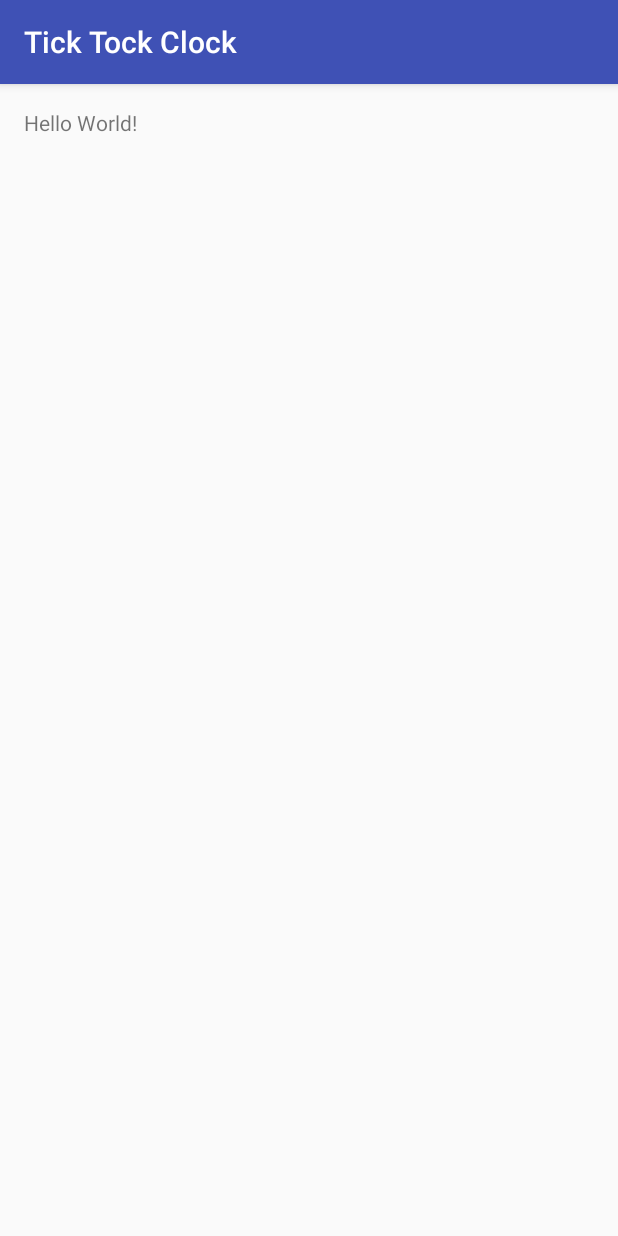
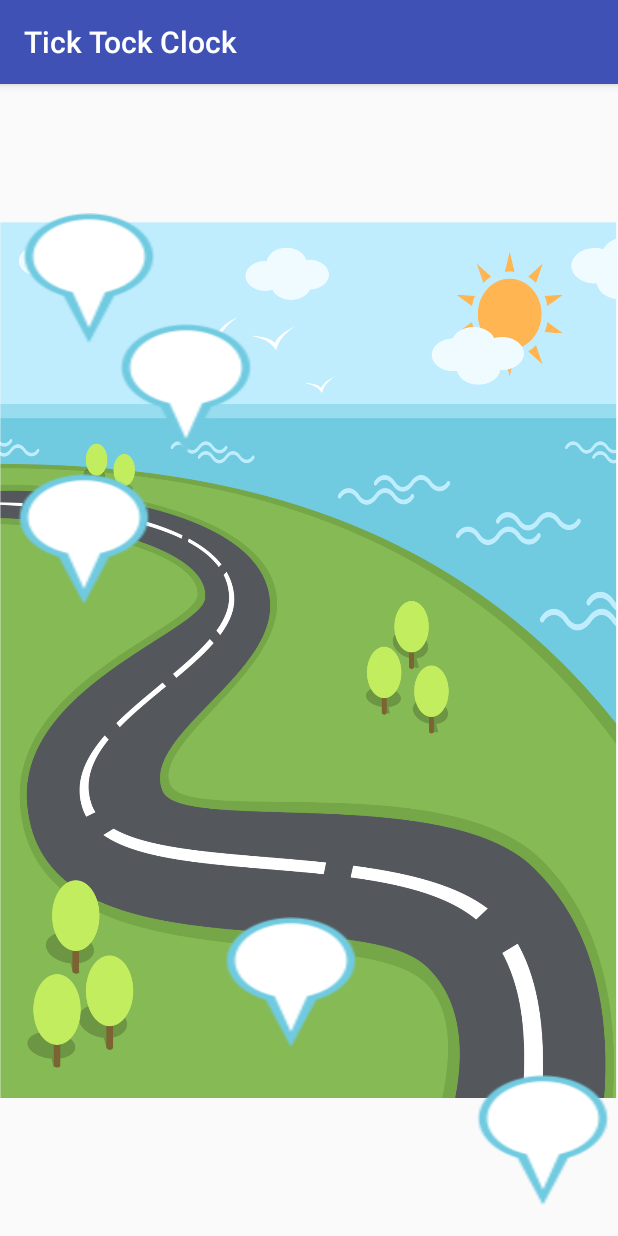
Before and after one commit to Teo-BH/android-study-jam, an Android app: the screen it shows after launch (MainActivity), on a phone screen of 412 x 824 dp. Run offline under Robolectric (Android 15) with nearby library versions, the phone set to English and light mode, and no system bars.

Commit message:
Adicionado background da visão principal com as placas para acesso as funcionalidades

```diff
--- a/projects/TickTockClock/app/src/main/java/br/com/teobaldo/ticktockclock/MainActivity.java
+++ b/projects/TickTockClock/app/src/main/java/br/com/teobaldo/ticktockclock/MainActivity.java
@@ -2,6 +2,9 @@ package br.com.teobaldo.ticktockclock;
 
 import android.support.v7.app.AppCompatActivity;
 import android.os.Bundle;
+import android.util.Log;
+import android.view.View;
+import android.widget.ImageView;
 
 public class MainActivity extends AppCompatActivity {
 
@@ -10,4 +13,10 @@ public class MainActivity extends AppCompatActivity {
         super.onCreate(savedInstanceState);
         setContentView(R.layout.activity_main);
     }
+
+    public void ButtonClick(View view) {
+        ImageView img = (ImageView)findViewById(R.id.road_background);
+        Log.v("MainActivity", "Height " + img.getHeight());
+        Log.v("MainActivity", "Width " + img.getWidth());
+    }
 }
--- a/projects/TickTockClock/app/src/main/res/layout/activity_main.xml
+++ b/projects/TickTockClock/app/src/main/res/layout/activity_main.xml
@@ -3,14 +3,62 @@
     xmlns:tools="http://schemas.android.com/tools"
     android:layout_width="match_parent"
     android:layout_height="match_parent"
-    android:paddingBottom="@dimen/activity_vertical_margin"
-    android:paddingLeft="@dimen/activity_horizontal_margin"
-    android:paddingRight="@dimen/activity_horizontal_margin"
-    android:paddingTop="@dimen/activity_vertical_margin"
+    android:paddingBottom="0dp"
+    android:paddingLeft="0dp"
+    android:paddingRight="0dp"
+    android:paddingTop="0dp"
     tools:context="br.com.teobaldo.ticktockclock.MainActivity">
 
-    <TextView
+    <ImageView
+        android:id="@+id/road_background"
+        android:layout_width="match_parent"
+        android:layout_height="match_parent"
+        android:src="@drawable/roadbackground"
+        android:scaleType="centerInside" />
+
+    <Button
         android:layout_width="wrap_content"
         android:layout_height="wrap_content"
-        android:text="Hello World!" />
+        android:background="@drawable/bluesign"
+        android:layout_alignBottom="@+id/road_background"
+        android:layout_alignRight="@+id/road_background"
+        android:layout_marginBottom="20dp"
+        android:layout_marginRight="6dp"/>
+
+    <Button
+        android:layout_width="wrap_content"
+        android:layout_height="wrap_content"
+        android:background="@drawable/bluesign"
+        android:layout_alignBottom="@+id/road_background"
+        android:layout_alignLeft="@+id/road_background"
+        android:layout_marginBottom="125dp"
+        android:layout_marginLeft="150dp"/>
+
+    <Button
+        android:layout_width="wrap_content"
+        android:layout_height="wrap_content"
+        android:background="@drawable/bluesign"
+        android:layout_alignTop="@+id/road_background"
+        android:layout_alignLeft="@+id/road_background"
+        android:layout_marginTop="260dp"
+        android:layout_marginLeft="12dp"/>
+
+    <Button
+        android:layout_width="wrap_content"
+        android:layout_height="wrap_content"
+        android:background="@drawable/bluesign"
+        android:layout_alignTop="@+id/road_background"
+        android:layout_alignLeft="@+id/road_background"
+        android:layout_marginTop="160dp"
+        android:layout_marginLeft="80dp"/>
+
+    <Button
+        android:layout_width="wrap_content"
+        android:layout_height="wrap_content"
+        android:background="@drawable/bluesign"
+        android:layout_alignTop="@+id/road_background"
+        android:layout_alignLeft="@+id/road_background"
+        android:layout_marginTop="86dp"
+        android:layout_marginLeft="15dp"/>
+
 </RelativeLayout>
--- a/projects/TickTockClock/build.gradle
+++ b/projects/TickTockClock/build.gradle
@@ -5,7 +5,7 @@ buildscript {
         jcenter()
     }
     dependencies {
-        classpath 'com.android.tools.build:gradle:2.1.0-alpha1'
+        classpath 'com.android.tools.build:gradle:2.1.0-alpha5'
 
         // NOTE: Do not place your application dependencies here; they belong
         // in the individual module build.gradle files
```
Also changed, not shown: projects/TickTockClock/app/src/main/res/drawable/bluesign.png (added), projects/TickTockClock/app/src/main/res/drawable/roadbackground.png (added), projects/TickTockClock/app/src/main/res/mipmap-hdpi/ic_launcher.png, projects/TickTockClock/app/src/main/res/mipmap-mdpi/ic_launcher.png, projects/TickTockClock/app/src/main/res/mipmap-xhdpi/ic_launcher.png, projects/TickTockClock/app/src/main/res/mipmap-xxhdpi/ic_launcher.png, projects/TickTockClock/app/src/main/res/mipmap-xxxhdpi/ic_launcher.png.
